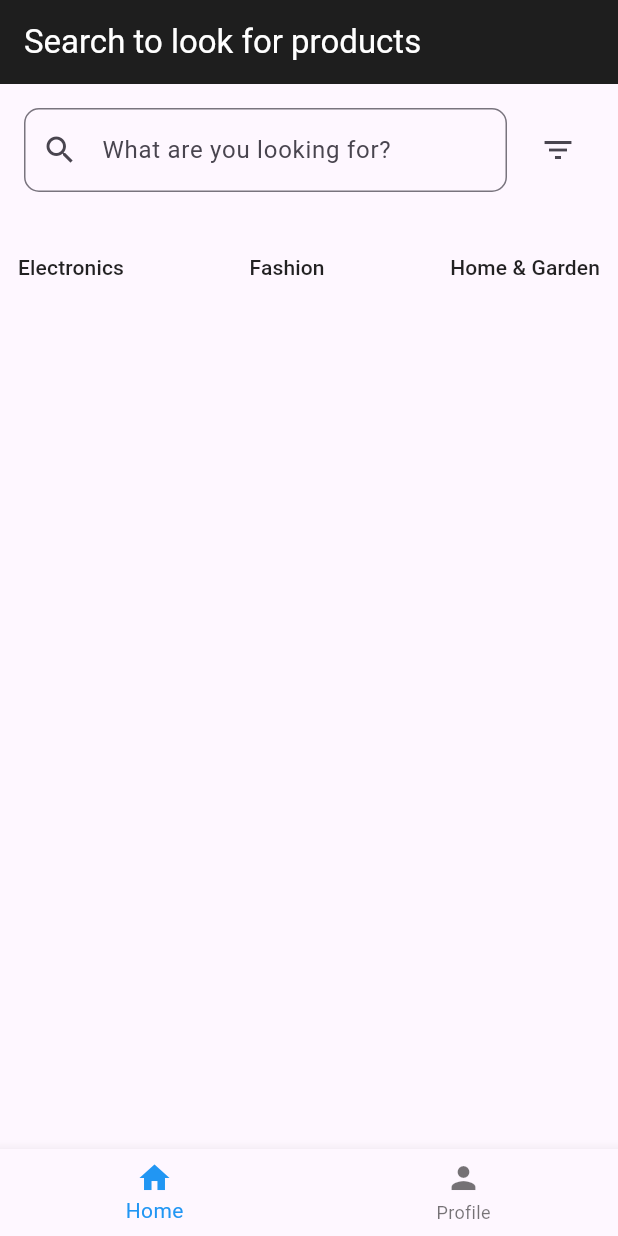
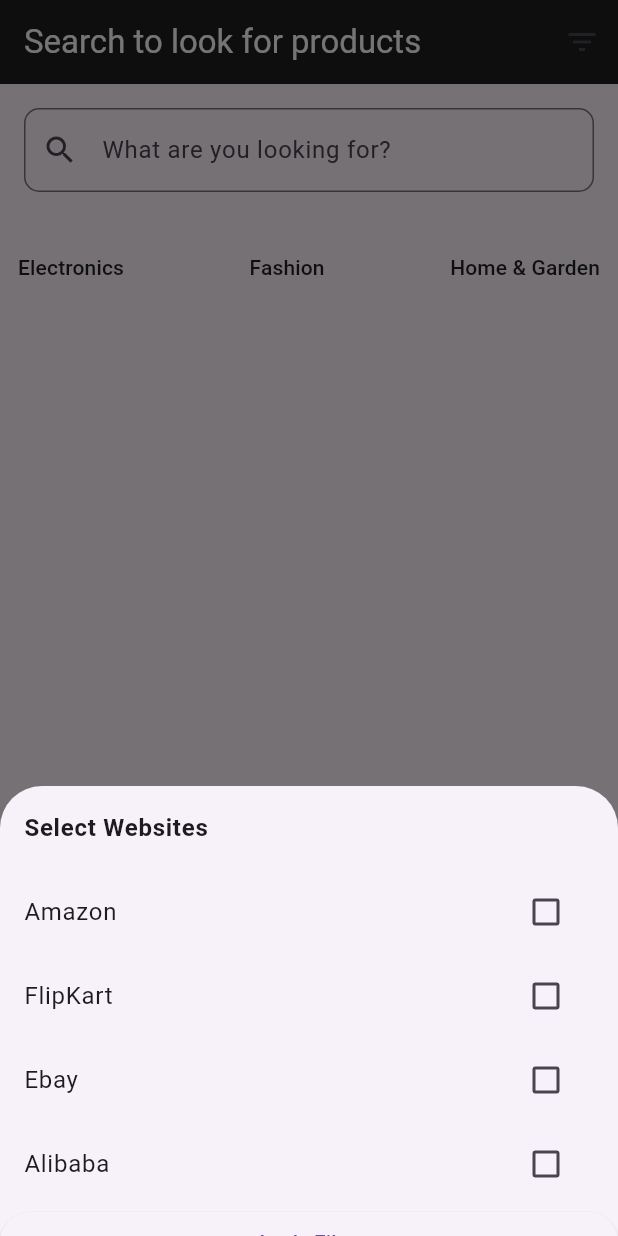
Before and after one commit to beepsid/compareprice, a Flutter app: the screen it shows after launch, after a tap on the "filter list" icon, on a phone screen of 412 x 824 dp. Run offline on Flutter 3.47's test engine with Material 3 defaults, Android fonts, the light colour scheme and no system bars.

Commit message:
home_screen updated

```diff
--- a/lib/screens/home_screen.dart
+++ b/lib/screens/home_screen.dart
@@ -1,40 +1,41 @@
 import 'package:compareprice/utils/app_styles.dart';
 import 'package:flutter/material.dart';
-// import 'package:flutter/widgets.dart'; // Import for BottomNavigationBar
 
 class Homescreen extends StatefulWidget {
-  const Homescreen({super.key});
+  const Homescreen({Key? key}) : super(key: key);
 
   @override
   State<Homescreen> createState() => _HomescreenState();
 }
 
 class _HomescreenState extends State<Homescreen> {
+  List<String> selectedWebsites = []; // List to store selected websites
+
   @override
   Widget build(BuildContext context) {
     return Scaffold(
       appBar: AppBar(
-          backgroundColor: Apptheme.dark, // Adjust based on your app theme
-          // Consider using a leading icon for navigation drawer
-          title: const Text(
-            'Search to look for products',
-            style: TextStyle(color: Colors.white),
-          )
-          // actions: [
-          //   IconButton(
-          //     icon: const Icon(Icons.more_vert),
-          //     tooltip: 'More options',
-          //     onPressed: () {
-          //       // Handle additional options menu
-          //     },
-          //   ),
-          // ],
+        backgroundColor: Apptheme.dark,
+        title: const Text(
+          'Search to look for products',
+          style: TextStyle(color: Colors.white),
+        ),
+        actions: [
+          IconButton(
+            icon: const Icon(Icons.filter_list),
+            tooltip: 'Filter options',
+            onPressed: () {
+              // Open filter drawer
+              _openFilterDrawer(context);
+            },
           ),
+        ],
+      ),
       body: SingleChildScrollView(
         child: Column(
           children: [
             Padding(
-              padding: const EdgeInsets.all(16.0), // Adjust padding as needed
+              padding: const EdgeInsets.all(16.0),
               child: Row(
                 children: [
                   Expanded(
@@ -48,36 +49,24 @@
                       ),
                     ),
                   ),
-                  const SizedBox(width: 10.0),
-                  IconButton(
-                    icon: const Icon(Icons.filter_list), // Use filter icon
-                    tooltip: 'Filter options',
-                    onPressed: () {
-                      // Handle filter functionality
-                    },
-                  ),
                 ],
               ),
             ),
-            const SizedBox(
-                height: 10.0), // Add spacing between search bar and categories
+            const SizedBox(height: 10.0),
             Row(
               mainAxisAlignment: MainAxisAlignment.spaceBetween,
               children: [
-                buildCategoryButton('Electronics'),
-                buildCategoryButton('Fashion'),
-                buildCategoryButton('Home & Garden'),
-                // Add more category buttons as needed
+                buildCategoryButton(context, 'Electronics'),
+                buildCategoryButton(context, 'Fashion'),
+                buildCategoryButton(context, 'Home & Garden'),
               ],
             ),
-            const SizedBox(
-                height: 10.0), // Add spacing between categories and products
+            const SizedBox(height: 10.0),
             // Your product listing or other app content here
           ],
         ),
       ),
       bottomNavigationBar: BottomNavigationBar(
-        // Consider using BottomNavigationBar
         items: const [
           BottomNavigationBarItem(
             icon: Icon(Icons.home),
@@ -88,8 +77,8 @@
             label: 'Profile',
           ),
         ],
-        currentIndex: 0, // Set initial selected index
-        selectedItemColor: Colors.blue, // Adjust color as needed
+        currentIndex: 0,
+        selectedItemColor: Colors.blue,
         onTap: (int index) {
           // Handle navigation based on selected index
         },
@@ -97,7 +86,54 @@
     );
   }
 
-  Widget buildCategoryButton(String category) {
+  void _openFilterDrawer(BuildContext context) {
+    showModalBottomSheet(
+      context: context,
+      builder: (BuildContext context) {
+        return StatefulBuilder(
+          builder: (BuildContext context, StateSetter setState) {
+            return SizedBox(
+              height: 300, // Adjust height as needed
+              child: ListView(
+                children: [
+                  const ListTile(
+                    title: Text('Select Websites',
+                        style: TextStyle(fontWeight: FontWeight.bold)),
+                  ),
+                  for (String website in _websites)
+                    ListTile(
+                      title: Text(website),
+                      trailing: Checkbox(
+                        value: selectedWebsites.contains(website),
+                        onChanged: (bool? value) {
+                          setState(() {
+                            if (value != null && value) {
+                              selectedWebsites.add(website);
+                            } else {
+                              selectedWebsites.remove(website);
+                            }
+                          });
+                        },
+                      ),
+                    ),
+                  ElevatedButton(
+                    onPressed: () {
+                      // Apply filter with selected websites
+                      Navigator.pop(context);
+                      // You can use selectedWebsites list for further processing
+                    },
+                    child: const Text('Apply Filter'),
+                  ),
+                ],
+              ),
+            );
+          },
+        );
+      },
+    );
+  }
+
+  Widget buildCategoryButton(BuildContext context, String category) {
     return TextButton(
       onPressed: () {
         // Handle category selection
@@ -105,4 +141,13 @@
       child: Text(category, style: const TextStyle(color: Colors.black87)),
     );
   }
+
+  // List of websites for comparison
+  final List<String> _websites = [
+    'Amazon',
+    'FlipKart',
+    'Ebay',
+    'Alibaba',
+    // Add more websites as needed
+  ];
 }
```
